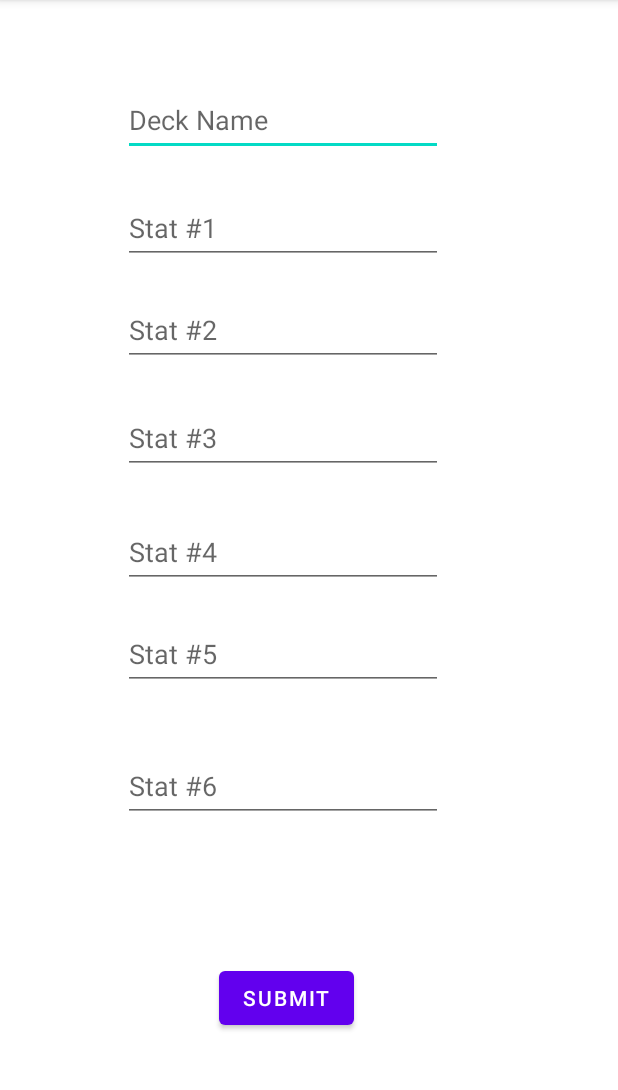
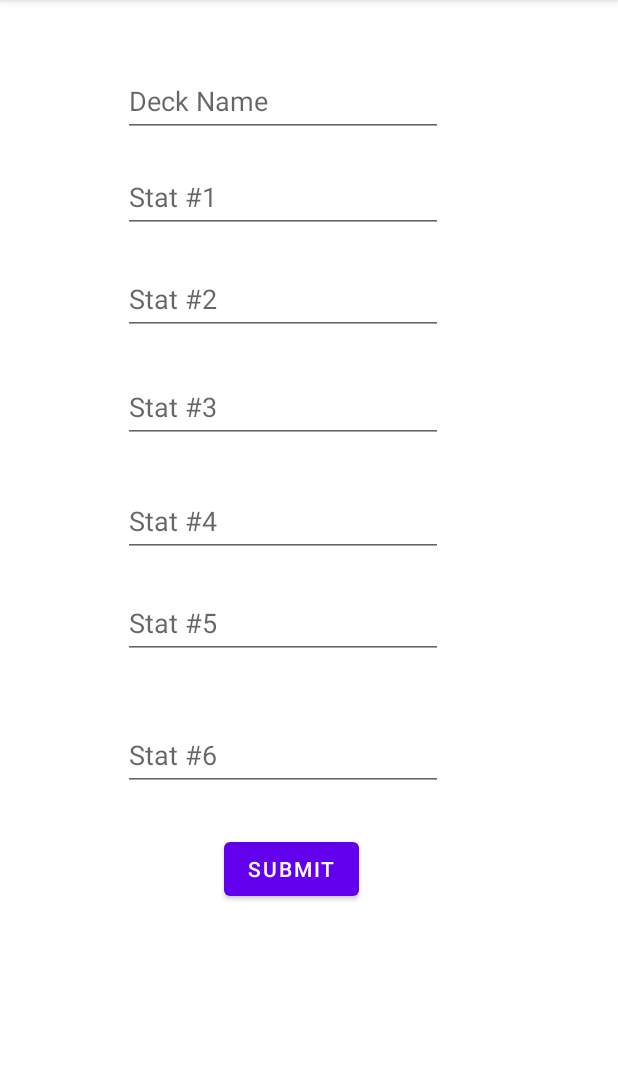
Before and after one commit to akinolajaye/androidapp, an Android app: the LandingScreen screen opened through its navigation route, after a tap on "CREATE NEW DECK", on a phone screen of 412 x 824 dp, the part 84-1174 px from its top. Run offline under Robolectric (Android 15) with nearby library versions, the phone set to English and light mode, and no system bars.

Commit message:
code working with frag

```diff
--- a/gamepark/app/src/main/AndroidManifest.xml
+++ b/gamepark/app/src/main/AndroidManifest.xml
@@ -9,9 +9,6 @@
         android:roundIcon="@mipmap/ic_launcher_round"
         android:supportsRtl="true"
         android:theme="@style/Theme.Gamepark">
-        <activity
-            android:name=".CreateDeck"
-            android:exported="false" />
         <activity
             android:name=".GameParkSplash"
             android:exported="true"
--- a/gamepark/app/src/main/java/com/example/gamepark/CreateDeck.java
+++ /dev/null
@@ -1,55 +0,0 @@
-package com.example.gamepark;
-
-import androidx.appcompat.app.AppCompatActivity;
-
-import android.os.Bundle;
-import android.view.View;
-import android.widget.Button;
-import android.widget.EditText;
-
-public class CreateDeck extends AppCompatActivity {
-    String name_of_deck,stat1_val,stat2_val,stat3_val,stat4_val,stat5_val,stat6_val;
-    EditText deck_name,stat1,stat2,stat3,stat4,stat5,stat6;
-    Button submit_btn;
-
-    @Override
-    protected void onCreate(Bundle savedInstanceState) {
-        super.onCreate(savedInstanceState);
-        setContentView(R.layout.activity_create_deck);
-        deck_name=(EditText) findViewById(R.id.deck_name);
-        stat1=(EditText) findViewById(R.id.stat_1);
-        stat2=(EditText) findViewById(R.id.stat_2);
-        stat3=(EditText) findViewById(R.id.stat_3);
-        stat4=(EditText) findViewById(R.id.stat_4);
-        stat5=(EditText) findViewById(R.id.stat_5);
-        stat6=(EditText) findViewById(R.id.stat_6);
-
-        submit_btn= (Button) findViewById(R.id.submit);
-        submit_btn.setOnClickListener(new View.OnClickListener() {
-            @Override
-            public void onClick(View view) {
-                name_of_deck=deck_name.getText().toString();
-                stat1_val=stat1.getText().toString();
-                stat2_val=stat2.getText().toString();
-                stat3_val=stat3.getText().toString();
-                stat4_val=stat4.getText().toString();
-                stat5_val=stat5.getText().toString();
-                stat6_val=stat6.getText().toString();
-
-
-                DataTable myDB= new DataTable(CreateDeck.this,name_of_deck,stat1_val,stat2_val,
-                        stat3_val,stat4_val,stat5_val,stat6_val);
-
-                myDB.add();
-
-
-            }
-
-        });
-
-
-
-    }
-
-
-}
--- a/gamepark/app/src/main/java/com/example/gamepark/DataTable.java
+++ b/gamepark/app/src/main/java/com/example/gamepark/DataTable.java
@@ -2,6 +2,7 @@ package com.example.gamepark;
 
 import android.content.ContentValues;
 import android.content.Context;
+import android.content.SharedPreferences;
 import android.database.sqlite.SQLiteDatabase;
 import android.database.sqlite.SQLiteOpenHelper;
 import android.widget.Toast;
@@ -17,6 +18,8 @@ public class DataTable extends SQLiteOpenHelper {
             ,STAT2_COL,STAT3_COL,STAT4_COL,STAT5_COL,STAT6_COL,query;
 
 
+    SharedPreferences ver;
+    //public static final  String VER="myVerFile"
 
     public DataTable(@Nullable Context context,String deck_name,String stat1,String stat2,
                      String stat3,String stat4,String stat5,String stat6) {
--- a/gamepark/app/src/main/java/com/example/gamepark/LandingScreen.java
+++ b/gamepark/app/src/main/java/com/example/gamepark/LandingScreen.java
@@ -36,17 +36,14 @@ public class LandingScreen extends Fragment {
     public void onViewCreated(@NonNull View view, @Nullable Bundle savedInstanceState) {
         super.onViewCreated(view, savedInstanceState);
 
-
+        NavController navController=Navigation.findNavController(view);
 
         Button start=view.findViewById(R.id.new_deck_btn);
         start.setOnClickListener( new View.OnClickListener() {
             @Override
             public void onClick(View view) {
-                Intent intent = new Intent(getContext(),CreateDeck.class);
-                startActivity(intent);
 
-
-
+                navController.navigate((R.id.action_landingScreen_to_newDeck));
 
             }
         });
--- a/gamepark/app/src/main/java/com/example/gamepark/NewDeck.java
+++ b/gamepark/app/src/main/java/com/example/gamepark/NewDeck.java
@@ -1,13 +1,10 @@
 package com.example.gamepark;
 
-import android.content.Context;
 import android.os.Bundle;
 
 import androidx.annotation.NonNull;
 import androidx.annotation.Nullable;
 import androidx.fragment.app.Fragment;
-import androidx.navigation.NavController;
-import androidx.navigation.Navigation;
 
 import android.view.LayoutInflater;
 import android.view.View;
@@ -18,29 +15,16 @@ import android.widget.Toast;
 
 
 public class NewDeck extends Fragment {
-
     String name_of_deck,stat1_val,stat2_val,stat3_val,stat4_val,stat5_val,stat6_val;
     EditText deck_name,stat1,stat2,stat3,stat4,stat5,stat6;
     Button submit_btn;
-    Context cxt;
-
-    public NewDeck() {
-        // Required empty public constructor
-    }
-
-
 
     @Override
     public View onCreateView(LayoutInflater inflater, ViewGroup container,
                              Bundle savedInstanceState) {
-
         // Inflate the layout for this fragment
-
-
-
         return inflater.inflate(R.layout.fragment_new_deck, container, false);
     }
-
 
     @Override
     public void onViewCreated(@NonNull View view, @Nullable Bundle savedInstanceState) {
@@ -66,19 +50,32 @@ public class NewDeck extends Fragment {
                 stat5_val=stat5.getText().toString();
                 stat6_val=stat6.getText().toString();
 
+                getActivity().runOnUiThread(new Runnable() {
+                    @Override
+                    public void run() {
+                        Toast.makeText(getActivity(), "hello", Toast.LENGTH_SHORT).show();
 
-                DataTable myDB= new DataTable(getActivity().getApplicationContext(),name_of_deck,stat1_val,stat2_val,
+
+                    }
+                });
+
+
+
+
+
+
+
+
+
+               /* DataTable myDB= new DataTable(CreateDeck.this,name_of_deck,stat1_val,stat2_val,
                         stat3_val,stat4_val,stat5_val,stat6_val);
 
-                myDB.add();
+                myDB.add();*/
 
 
             }
 
         });
 
-
     }
-
-
 }
--- a/gamepark/app/src/main/res/layout/activity_create_deck.xml
+++ /dev/null
@@ -1,121 +0,0 @@
-<?xml version="1.0" encoding="utf-8"?>
-<androidx.constraintlayout.widget.ConstraintLayout xmlns:android="http://schemas.android.com/apk/res/android"
-    xmlns:app="http://schemas.android.com/apk/res-auto"
-    xmlns:tools="http://schemas.android.com/tools"
-    android:layout_width="match_parent"
-    android:layout_height="match_parent"
-    tools:context=".CreateDeck">
-
-    <EditText
-        android:id="@+id/deck_name"
-        android:layout_width="wrap_content"
-        android:layout_height="wrap_content"
-        android:layout_marginTop="56dp"
-        android:ems="10"
-        android:hint="Deck Name"
-        android:inputType="textPersonName"
-        android:minHeight="48dp"
-        app:layout_constraintEnd_toEndOf="parent"
-        app:layout_constraintHorizontal_bias="0.412"
-        app:layout_constraintStart_toStartOf="parent"
-        app:layout_constraintTop_toTopOf="parent" />
-
-    <EditText
-        android:id="@+id/stat_1"
-        android:layout_width="wrap_content"
-        android:layout_height="wrap_content"
-        android:layout_marginTop="24dp"
-        android:ems="10"
-        android:hint="Stat #1"
-        android:inputType="textPersonName"
-        android:minHeight="48dp"
-        app:layout_constraintEnd_toEndOf="parent"
-        app:layout_constraintHorizontal_bias="0.412"
-        app:layout_constraintStart_toStartOf="parent"
-        app:layout_constraintTop_toBottomOf="@+id/deck_name" />
-
-    <EditText
-        android:id="@+id/stat_2"
-        android:layout_width="wrap_content"
-        android:layout_height="wrap_content"
-        android:layout_marginTop="20dp"
-        android:ems="10"
-        android:hint="Stat #2"
-        android:inputType="textPersonName"
-        android:minHeight="48dp"
-        app:layout_constraintEnd_toEndOf="parent"
-        app:layout_constraintHorizontal_bias="0.412"
-        app:layout_constraintStart_toStartOf="parent"
-        app:layout_constraintTop_toBottomOf="@+id/stat_1" />
-
-    <EditText
-        android:id="@+id/stat_3"
-        android:layout_width="wrap_content"
-        android:layout_height="wrap_content"
-        android:layout_marginTop="24dp"
-        android:ems="10"
-        android:hint="Stat #3"
-        android:inputType="textPersonName"
-        android:minHeight="48dp"
-        app:layout_constraintEnd_toEndOf="parent"
-        app:layout_constraintHorizontal_bias="0.412"
-        app:layout_constraintStart_toStartOf="parent"
-        app:layout_constraintTop_toBottomOf="@+id/stat_2" />
-
-    <EditText
-        android:id="@+id/stat_4"
-        android:layout_width="wrap_content"
-        android:layout_height="wrap_content"
-        android:layout_marginTop="28dp"
-        android:ems="10"
-        android:hint="Stat #4"
-        android:inputType="textPersonName"
-        android:minHeight="48dp"
-        app:layout_constraintEnd_toEndOf="parent"
-        app:layout_constraintHorizontal_bias="0.412"
-        app:layout_constraintStart_toStartOf="parent"
-        app:layout_constraintTop_toBottomOf="@+id/stat_3" />
-
-    <EditText
-        android:id="@+id/stat_5"
-        android:layout_width="wrap_content"
-        android:layout_height="wrap_content"
-        android:layout_marginTop="20dp"
-        android:ems="10"
-        android:hint="Stat #5"
-        android:inputType="textPersonName"
-        android:minHeight="48dp"
-        app:layout_constraintEnd_toEndOf="parent"
-        app:layout_constraintHorizontal_bias="0.412"
-        app:layout_constraintStart_toStartOf="parent"
-        app:layout_constraintTop_toBottomOf="@+id/stat_4" />
-
-    <EditText
-        android:id="@+id/stat_6"
-        android:layout_width="wrap_content"
-        android:layout_height="wrap_content"
-        android:layout_marginTop="40dp"
-        android:ems="10"
-        android:hint="Stat #6"
-        android:inputType="textPersonName"
-        android:minHeight="48dp"
-        app:layout_constraintEnd_toEndOf="parent"
-        app:layout_constraintHorizontal_bias="0.412"
-        app:layout_constraintStart_toStartOf="parent"
-        app:layout_constraintTop_toBottomOf="@+id/stat_5" />
-
-    <Button
-        android:id="@+id/submit"
-        android:layout_width="wrap_content"
-        android:layout_height="wrap_content"
-        android:layout_marginStart="146dp"
-        android:layout_marginEnd="171dp"
-        android:text="@string/submit"
-        app:layout_constraintBottom_toBottomOf="parent"
-        app:layout_constraintEnd_toEndOf="parent"
-        app:layout_constraintHorizontal_bias="0.0"
-        app:layout_constraintStart_toStartOf="parent"
-        app:layout_constraintTop_toTopOf="parent"
-        app:layout_constraintVertical_bias="0.891" />
-
-</androidx.constraintlayout.widget.ConstraintLayout>
--- a/gamepark/app/src/main/res/layout/fragment_new_deck.xml
+++ b/gamepark/app/src/main/res/layout/fragment_new_deck.xml
@@ -1,3 +1,4 @@
+<?xml version="1.0" encoding="utf-8"?>
 <androidx.constraintlayout.widget.ConstraintLayout xmlns:android="http://schemas.android.com/apk/res/android"
     xmlns:app="http://schemas.android.com/apk/res-auto"
     xmlns:tools="http://schemas.android.com/tools"
@@ -5,6 +6,117 @@
     android:layout_height="match_parent"
     tools:context=".NewDeck">
 
+    <EditText
+        android:id="@+id/deck_name"
+        android:layout_width="wrap_content"
+        android:layout_height="wrap_content"
+        android:layout_marginTop="24dp"
+        android:ems="10"
+        android:hint="Deck Name"
+        android:inputType="textPersonName"
+        android:minHeight="48dp"
+        app:layout_constraintEnd_toEndOf="parent"
+        app:layout_constraintHorizontal_bias="0.412"
+        app:layout_constraintStart_toStartOf="parent"
+        app:layout_constraintTop_toTopOf="parent" />
+
+    <EditText
+        android:id="@+id/stat_1"
+        android:layout_width="wrap_content"
+        android:layout_height="wrap_content"
+        android:layout_marginTop="16dp"
+        android:ems="10"
+        android:hint="Stat #1"
+        android:inputType="textPersonName"
+        android:minHeight="48dp"
+        app:layout_constraintEnd_toEndOf="parent"
+        app:layout_constraintHorizontal_bias="0.412"
+        app:layout_constraintStart_toStartOf="parent"
+        app:layout_constraintTop_toBottomOf="@+id/deck_name" />
+
+    <EditText
+        android:id="@+id/stat_2"
+        android:layout_width="wrap_content"
+        android:layout_height="wrap_content"
+        android:layout_marginTop="20dp"
+        android:ems="10"
+        android:hint="Stat #2"
+        android:inputType="textPersonName"
+        android:minHeight="48dp"
+        app:layout_constraintEnd_toEndOf="parent"
+        app:layout_constraintHorizontal_bias="0.412"
+        app:layout_constraintStart_toStartOf="parent"
+        app:layout_constraintTop_toBottomOf="@+id/stat_1" />
+
+    <EditText
+        android:id="@+id/stat_3"
+        android:layout_width="wrap_content"
+        android:layout_height="wrap_content"
+        android:layout_marginTop="24dp"
+        android:ems="10"
+        android:hint="Stat #3"
+        android:inputType="textPersonName"
+        android:minHeight="48dp"
+        app:layout_constraintEnd_toEndOf="parent"
+        app:layout_constraintHorizontal_bias="0.412"
+        app:layout_constraintStart_toStartOf="parent"
+        app:layout_constraintTop_toBottomOf="@+id/stat_2" />
+
+    <EditText
+        android:id="@+id/stat_4"
+        android:layout_width="wrap_content"
+        android:layout_height="wrap_content"
+        android:layout_marginTop="28dp"
+        android:ems="10"
+        android:hint="Stat #4"
+        android:inputType="textPersonName"
+        android:minHeight="48dp"
+        app:layout_constraintEnd_toEndOf="parent"
+        app:layout_constraintHorizontal_bias="0.412"
+        app:layout_constraintStart_toStartOf="parent"
+        app:layout_constraintTop_toBottomOf="@+id/stat_3" />
+
+    <EditText
+        android:id="@+id/stat_5"
+        android:layout_width="wrap_content"
+        android:layout_height="wrap_content"
+        android:layout_marginTop="20dp"
+        android:ems="10"
+        android:hint="Stat #5"
+        android:inputType="textPersonName"
+        android:minHeight="48dp"
+        app:layout_constraintEnd_toEndOf="parent"
+        app:layout_constraintHorizontal_bias="0.412"
+        app:layout_constraintStart_toStartOf="parent"
+        app:layout_constraintTop_toBottomOf="@+id/stat_4" />
+
+    <EditText
+        android:id="@+id/stat_6"
+        android:layout_width="wrap_content"
+        android:layout_height="wrap_content"
+        android:layout_marginTop="40dp"
+        android:ems="10"
+        android:hint="Stat #6"
+        android:inputType="textPersonName"
+        android:minHeight="48dp"
+        app:layout_constraintEnd_toEndOf="parent"
+        app:layout_constraintHorizontal_bias="0.412"
+        app:layout_constraintStart_toStartOf="parent"
+        app:layout_constraintTop_toBottomOf="@+id/stat_5" />
+
+    <Button
+        android:id="@+id/submit"
+        android:layout_width="wrap_content"
+        android:layout_height="wrap_content"
+        android:layout_marginStart="146dp"
+        android:layout_marginEnd="171dp"
+        android:text="@string/submit"
+        app:layout_constraintBottom_toBottomOf="parent"
+        app:layout_constraintEnd_toEndOf="parent"
+        app:layout_constraintHorizontal_bias="1.0"
+        app:layout_constraintStart_toStartOf="parent"
+        app:layout_constraintTop_toBottomOf="@+id/stat_6"
+        app:layout_constraintVertical_bias="0.16" />
 
 
 </androidx.constraintlayout.widget.ConstraintLayout>
--- a/gamepark/app/src/main/res/navigation/nav_graph.xml
+++ b/gamepark/app/src/main/res/navigation/nav_graph.xml
@@ -17,5 +17,14 @@
         android:id="@+id/landingScreen"
         android:name="com.example.gamepark.LandingScreen"
         android:label="fragment_landing_screen"
-        tools:layout="@layout/fragment_landing_screen" />
+        tools:layout="@layout/fragment_landing_screen" >
+        <action
+            android:id="@+id/action_landingScreen_to_newDeck"
+            app:destination="@id/newDeck" />
+    </fragment>
+    <fragment
+        android:id="@+id/newDeck"
+        android:name="com.example.gamepark.NewDeck"
+        android:label="fragment_new_deck"
+        tools:layout="@layout/fragment_new_deck" />
 </navigation>
```
